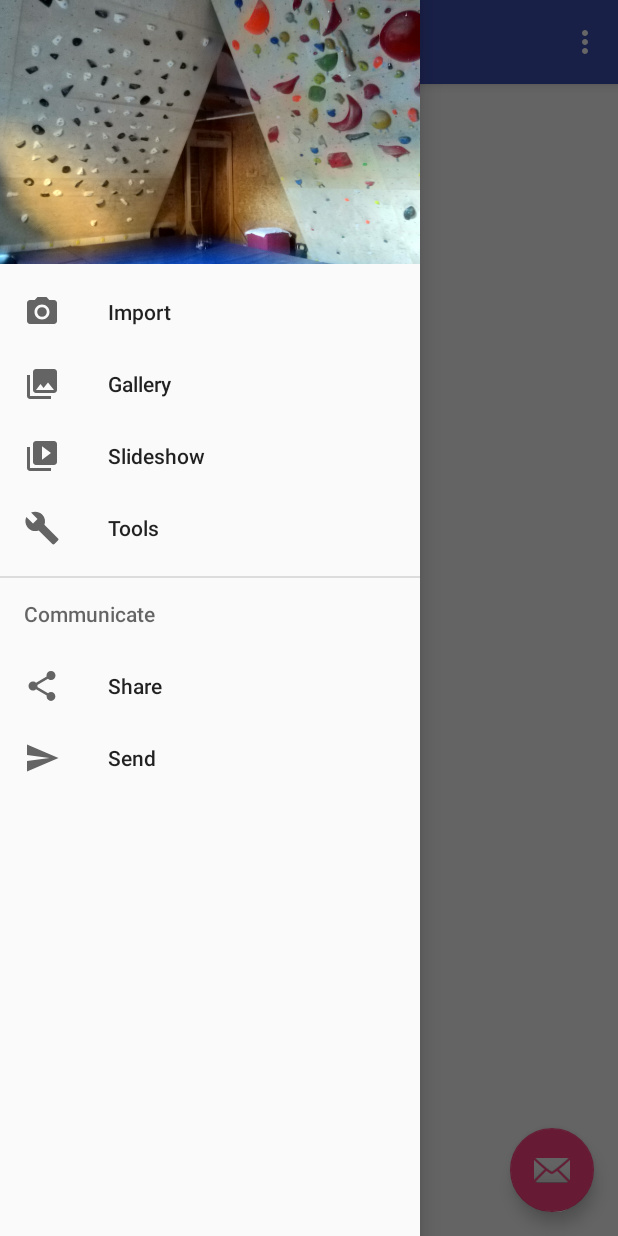
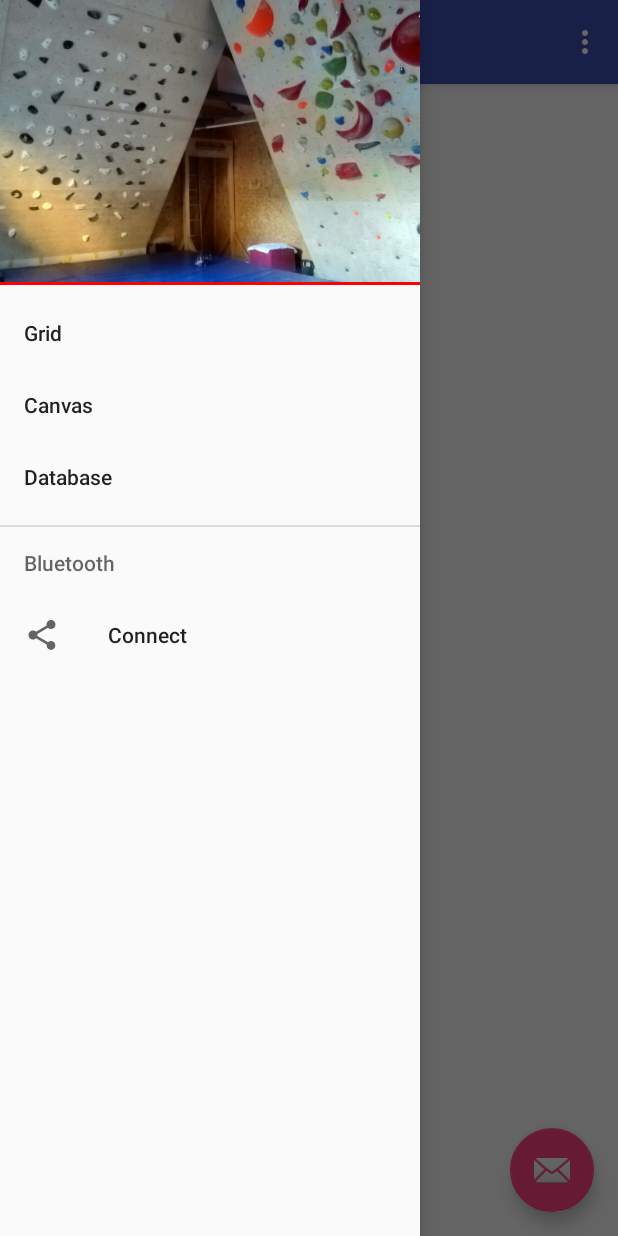
Before and after one commit to eriklevoll/tootsigym-mb, an Android app: the screen it shows after launch (MainActivity), with the side drawer open, on a phone screen of 412 x 824 dp. Run offline under Robolectric (Android 15) with nearby library versions, the phone set to English and light mode, and no system bars.

Commit message:
added connection state indicator

```diff
--- a/TootsiGymMB/app/build.gradle
+++ b/TootsiGymMB/app/build.gradle
@@ -29,6 +29,7 @@ dependencies {
     implementation 'com.android.support:design:27.1.1'
     implementation 'com.android.support:support-v4:27.0.0-rc02'
     implementation 'com.android.support.constraint:constraint-layout:1.1.2'
+    implementation 'com.android.support:cardview-v7:27.1.1'
     testImplementation 'junit:junit:4.12'
     androidTestImplementation 'com.android.support.test:runner:1.0.2'
     androidTestImplementation 'com.android.support.test.espresso:espresso-core:3.0.2'
--- a/TootsiGymMB/app/src/main/AndroidManifest.xml
+++ b/TootsiGymMB/app/src/main/AndroidManifest.xml
@@ -10,7 +10,7 @@
         android:supportsRtl="true"
         android:theme="@style/AppTheme">
         <activity
-            android:name=".MainActivity"
+            android:name=".Controller.MainActivity"
             android:label="@string/app_name"
             android:theme="@style/AppTheme.NoActionBar">
             <intent-filter>
--- a/TootsiGymMB/app/src/main/res/layout/activity_main.xml
+++ b/TootsiGymMB/app/src/main/res/layout/activity_main.xml
@@ -13,6 +13,7 @@
         android:layout_width="match_parent"
         android:layout_height="match_parent" />
 
+
         <android.support.design.widget.NavigationView
             android:id="@+id/nav_view"
             android:layout_width="wrap_content"
@@ -20,6 +21,9 @@
             android:layout_gravity="start"
             android:fitsSystemWindows="true"
             app:headerLayout="@layout/nav_header_main"
-        app:menu="@menu/activity_main_drawer" />
+            app:menu="@menu/activity_main_drawer" >
+
+        </android.support.design.widget.NavigationView>
+
 
 </android.support.v4.widget.DrawerLayout>
--- a/TootsiGymMB/app/src/main/res/layout/app_bar_main.xml
+++ b/TootsiGymMB/app/src/main/res/layout/app_bar_main.xml
@@ -4,7 +4,7 @@
     xmlns:tools="http://schemas.android.com/tools"
     android:layout_width="match_parent"
     android:layout_height="match_parent"
-    tools:context=".MainActivity">
+    tools:context=".Controller.MainActivity">
 
     <android.support.design.widget.AppBarLayout
         android:layout_width="match_parent"
--- a/TootsiGymMB/app/src/main/res/layout/content_main.xml
+++ b/TootsiGymMB/app/src/main/res/layout/content_main.xml
@@ -5,7 +5,7 @@
     android:layout_width="match_parent"
     android:layout_height="match_parent"
     app:layout_behavior="@string/appbar_scrolling_view_behavior"
-    tools:context=".MainActivity"
+    tools:context=".Controller.MainActivity"
     tools:showIn="@layout/app_bar_main">
 
     <TextView
--- a/TootsiGymMB/app/src/main/res/layout/nav_header_main.xml
+++ b/TootsiGymMB/app/src/main/res/layout/nav_header_main.xml
@@ -1,23 +1,38 @@
 <?xml version="1.0" encoding="utf-8"?>
 <android.support.constraint.ConstraintLayout xmlns:android="http://schemas.android.com/apk/res/android"
     xmlns:app="http://schemas.android.com/apk/res-auto"
+    xmlns:card_view="http://schemas.android.com/apk/res-auto"
     xmlns:tools="http://schemas.android.com/tools"
     android:layout_width="match_parent"
-    android:layout_height="@dimen/nav_header_height"
-    android:background="@drawable/side_nav_bar"
+    android:layout_height="190dp"
+    android:background="@color/white"
     android:gravity="bottom"
     android:orientation="vertical"
     android:theme="@style/ThemeOverlay.AppCompat.Dark">
 
+
     <ImageView
-        android:id="@+id/imageView"
+        android:id="@+id/imageView2"
         android:layout_width="0dp"
         android:layout_height="0dp"
         android:scaleType="centerCrop"
-        app:layout_constraintBottom_toBottomOf="parent"
+        app:layout_constraintBottom_toTopOf="@+id/connectionBar"
         app:layout_constraintEnd_toEndOf="parent"
         app:layout_constraintHorizontal_bias="0.5"
         app:layout_constraintStart_toStartOf="parent"
         app:layout_constraintTop_toTopOf="parent"
-        app:srcCompat="@drawable/nav_bg" />
+        app:layout_constraintVertical_bias="0.0"
+        card_view:srcCompat="@drawable/nav_bg" />
+
+    <GridLayout
+        android:id="@+id/connectionBar"
+        android:layout_width="0dp"
+        android:layout_height="2dp"
+        android:background="@color/red"
+        app:layout_constraintBottom_toBottomOf="parent"
+        app:layout_constraintEnd_toEndOf="parent"
+        app:layout_constraintHorizontal_bias="0.5"
+        app:layout_constraintStart_toStartOf="parent">
+    </GridLayout>
+
 </android.support.constraint.ConstraintLayout>
--- a/TootsiGymMB/app/src/main/res/menu/activity_main_drawer.xml
+++ b/TootsiGymMB/app/src/main/res/menu/activity_main_drawer.xml
@@ -1,38 +1,27 @@
 <?xml version="1.0" encoding="utf-8"?>
 <menu xmlns:android="http://schemas.android.com/apk/res/android"
-    xmlns="http://schemas.android.com/tools"
-
+    xmlns:tools="http://schemas.android.com/tools"
+    tools:showIn="navigation_view"
     >
 
     <group android:checkableBehavior="single">
         <item
-            android:id="@+id/nav_camera"
-            android:icon="@drawable/ic_menu_camera"
-            android:title="Import" />
+            android:id="@+id/nav_grid"
+            android:title="Grid" />
         <item
-            android:id="@+id/nav_gallery"
-            android:icon="@drawable/ic_menu_gallery"
-            android:title="Gallery" />
+            android:id="@+id/nav_canvas"
+            android:title="Canvas" />
         <item
-            android:id="@+id/nav_slideshow"
-            android:icon="@drawable/ic_menu_slideshow"
-            android:title="Slideshow" />
-        <item
-            android:id="@+id/nav_manage"
-            android:icon="@drawable/ic_menu_manage"
-            android:title="Tools" />
+            android:id="@+id/nav_database"
+            android:title="Database" />
     </group>
 
-    <item android:title="Communicate">
+    <item android:title="Bluetooth">
         <menu>
             <item
-                android:id="@+id/nav_share"
+                android:id="@+id/nav_connection"
                 android:icon="@drawable/ic_menu_share"
-                android:title="Share" />
-            <item
-                android:id="@+id/nav_send"
-                android:icon="@drawable/ic_menu_send"
-                android:title="Send" />
+                android:title="Connect" />
         </menu>
     </item>
 
--- a/TootsiGymMB/app/src/main/res/values/colors.xml
+++ b/TootsiGymMB/app/src/main/res/values/colors.xml
@@ -3,4 +3,6 @@
     <color name="colorPrimary">#3F51B5</color>
     <color name="colorPrimaryDark">#303F9F</color>
     <color name="colorAccent">#FF4081</color>
+    <color name="white">#FFFFFF</color>
+    <color name="red">#F00</color>
 </resources>
--- a/TootsiGymMB/app/src/main/res/values/dimens.xml
+++ b/TootsiGymMB/app/src/main/res/values/dimens.xml
@@ -5,4 +5,6 @@
     <dimen name="nav_header_vertical_spacing">8dp</dimen>
     <dimen name="nav_header_height">176dp</dimen>
     <dimen name="fab_margin">16dp</dimen>
+    <dimen name="radius_corner">10dp</dimen>
+    <dimen name="elevation">8dp</dimen>
 </resources>
```
Also changed, not shown: TootsiGymMB/app/src/main/java/com/example/erik_spectre/tootsigymmb/Controller/MainActivity.kt (renamed from TootsiGymMB/app/src/main/java/com/example/erik_spectre/tootsigymmb/MainActivity.kt, +17 -14 lines), TootsiGymMB/app/src/main/java/com/example/erik_spectre/tootsigymmb/Utilities/ColorSwitcher.kt (added, +13 -0 lines). Lines whose indentation alone changed are shown as unchanged.
